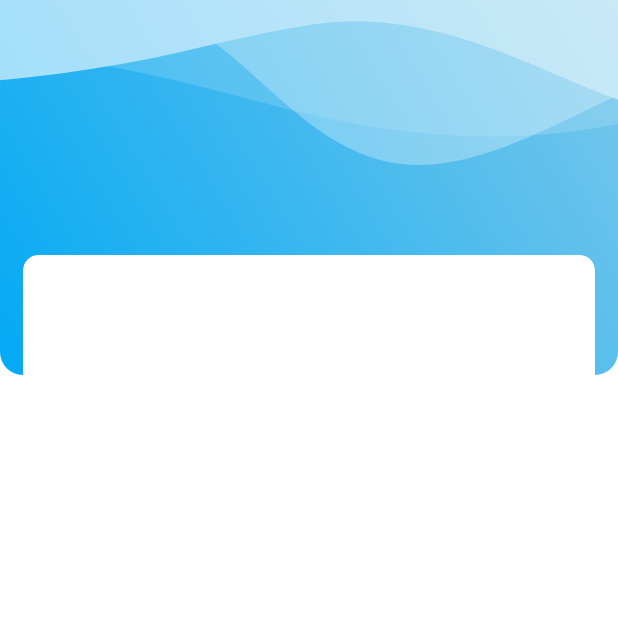
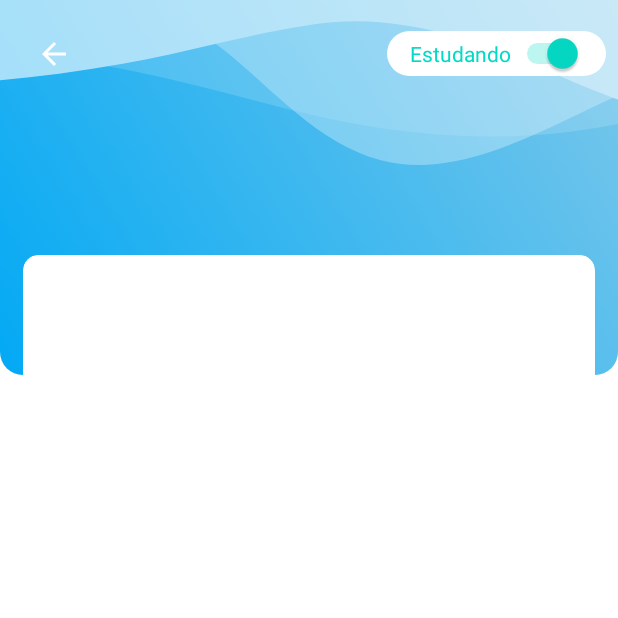
Before and after one commit to Agostinhodossantos/BewiseApp, an Android app: the StudyActivity screen opened directly, with no data from a screen before it, on a phone screen of 412 x 824 dp, the top half of it. Run offline under Robolectric (Android 15) with nearby library versions, the phone set to English and light mode, and no system bars.

Commit message:
create appBar

```diff
--- a/app/src/main/java/com/app/bewise/ui/study/StudyActivity.java
+++ b/app/src/main/java/com/app/bewise/ui/study/StudyActivity.java
@@ -16,7 +16,10 @@ public class StudyActivity extends AppCompatActivity {
         setContentView(R.layout.activity_study);
 
         initUI();
+        toolbar.setTitle("");
         setSupportActionBar(toolbar);
+        getSupportActionBar().setDisplayHomeAsUpEnabled(true);
+
     }
 
     private void initUI() {
--- a/app/src/main/res/layout/activity_study.xml
+++ b/app/src/main/res/layout/activity_study.xml
@@ -15,10 +15,7 @@
         <RelativeLayout
             android:layout_width="match_parent"
             android:layout_height="wrap_content">
-            <Toolbar
-                android:id="@+id/toolbar"
-                android:layout_width="match_parent"
-                android:layout_height="wrap_content"/>
+
 
             <RelativeLayout
                 android:layout_width="match_parent"
@@ -34,6 +31,45 @@
                     android:src="@drawable/ic_waves_opacity"/>
 
             </RelativeLayout>
+
+
+            <com.google.android.material.appbar.AppBarLayout
+                android:layout_width="match_parent"
+                android:layout_height="wrap_content"
+                android:layout_margin="8dp"
+                android:background="@android:color/transparent"
+                app:elevation="0dp"
+                android:theme="@style/Theme.Bewise.AppBarOverlay">
+
+                <androidx.appcompat.widget.Toolbar
+                    android:id="@+id/toolbar"
+                    app:title=""
+                    android:layout_width="match_parent"
+                    android:layout_height="?attr/actionBarSize"
+                    app:popupTheme="@style/Theme.Bewise.PopupOverlay">
+
+                    <LinearLayout
+                        android:layout_width="match_parent"
+                        android:gravity="end|center"
+                        android:layout_height="match_parent">
+                        <Switch
+                            android:layout_width="wrap_content"
+                            android:paddingStart="15dp"
+                            android:paddingTop="5dp"
+                            android:paddingBottom="5dp"
+                            android:clickable="false"
+                            android:paddingEnd="15dp"
+                            android:checked="true"
+                            android:background="@drawable/bg_search"
+                            android:textColor="@color/teal_200"
+                            android:layout_height="wrap_content"
+                            android:text="Estudando"
+                            />
+                    </LinearLayout>
+                </androidx.appcompat.widget.Toolbar>
+
+            </com.google.android.material.appbar.AppBarLayout>
+
 
             <androidx.cardview.widget.CardView
                 android:layout_marginTop="170dp"
```
Lines whose indentation alone changed are shown as unchanged.
